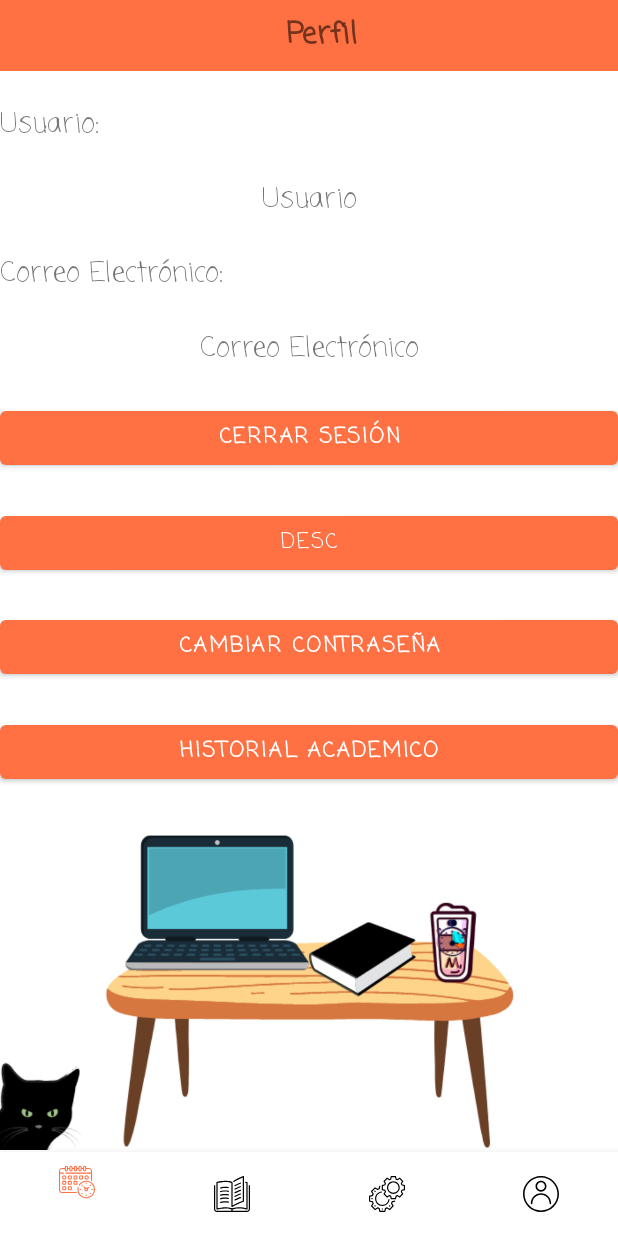
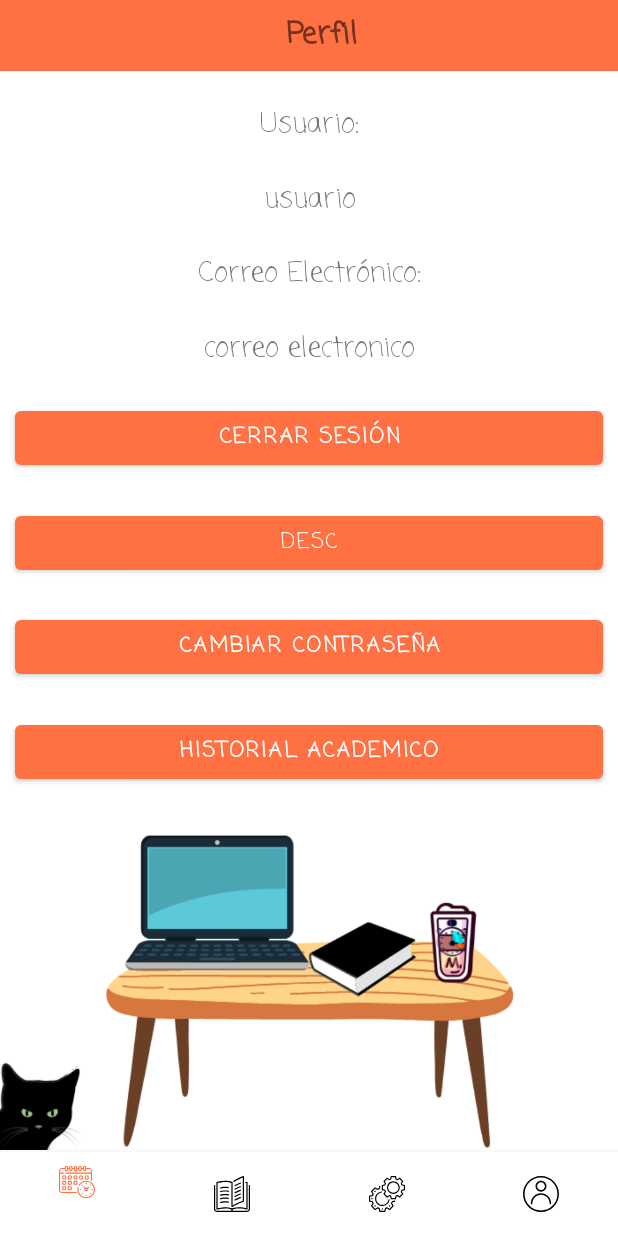
Before and after one commit to fernandoCV19/ProyectoMovil, an Android app: the fragment PerfilSesionFragment placed in its activity, on a phone screen of 412 x 824 dp. Run offline under Robolectric (Android 15) with nearby library versions, the phone set to English and light mode, and no system bars; our stand-ins replace Firebase (no records; nobody signed in at launch, a user with empty details on screens opened directly), Picasso; pictures from the network do not load.

Commit message:
perfil_responsive

```diff
--- a/Macchiato/app/src/main/res/layout/fragment_perfil_sesion.xml
+++ b/Macchiato/app/src/main/res/layout/fragment_perfil_sesion.xml
@@ -43,7 +43,10 @@
             android:id="@+id/nombreActual_id"
             android:layout_width="0dp"
             android:layout_height="wrap_content"
+            android:layout_marginStart="10dp"
+            android:layout_marginEnd="10dp"
             android:fontFamily="casual"
+            android:gravity="center"
             android:text="@string/textUsuario"
             android:textSize="@dimen/tamaño_letras_normales"
             app:layout_constraintBottom_toTopOf="@+id/usuarioActual_id"
@@ -55,9 +58,11 @@
             android:id="@+id/usuarioActual_id"
             android:layout_width="0dp"
             android:layout_height="wrap_content"
+            android:layout_marginStart="10dp"
+            android:layout_marginEnd="10dp"
             android:fontFamily="casual"
             android:gravity="center"
-            android:text="Usuario"
+            android:text="usuario"
             android:textSize="@dimen/tamaño_letras_normales"
             app:layout_constraintBottom_toTopOf="@+id/textView17"
             app:layout_constraintEnd_toEndOf="parent"
@@ -68,7 +73,10 @@
             android:id="@+id/textView17"
             android:layout_width="0dp"
             android:layout_height="wrap_content"
+            android:layout_marginStart="10dp"
+            android:layout_marginEnd="10dp"
             android:fontFamily="casual"
+            android:gravity="center"
             android:text="Correo Electrónico:"
             android:textSize="@dimen/tamaño_letras_normales"
             app:layout_constraintBottom_toTopOf="@+id/correoActual_id"
@@ -80,9 +88,11 @@
             android:id="@+id/correoActual_id"
             android:layout_width="0dp"
             android:layout_height="wrap_content"
+            android:layout_marginStart="10dp"
+            android:layout_marginEnd="10dp"
             android:fontFamily="casual"
             android:gravity="center"
-            android:text="Correo Electrónico"
+            android:text="correo electronico"
             android:textSize="@dimen/tamaño_letras_normales"
             app:layout_constraintBottom_toTopOf="@+id/buttonIniciarSesion"
             app:layout_constraintEnd_toEndOf="parent"
@@ -93,6 +103,8 @@
             android:id="@+id/buttonIniciarSesion"
             android:layout_width="0dp"
             android:layout_height="wrap_content"
+            android:layout_marginStart="10dp"
+            android:layout_marginEnd="10dp"
             android:fontFamily="casual"
             android:gravity="center"
             android:text="CERRAR SESIÓN"
@@ -107,6 +119,8 @@
             android:id="@+id/id_descargas"
             android:layout_width="0dp"
             android:layout_height="wrap_content"
+            android:layout_marginStart="10dp"
+            android:layout_marginEnd="10dp"
             android:fontFamily="casual"
             android:text="desc"
             android:textSize="@dimen/tamaño_letras_botones"
@@ -119,6 +133,8 @@
             android:id="@+id/buttonEditar"
             android:layout_width="0dp"
             android:layout_height="wrap_content"
+            android:layout_marginStart="10dp"
+            android:layout_marginEnd="10dp"
             android:fontFamily="casual"
             android:text="CAMBIAR CONTRASEÑA"
             android:textSize="@dimen/tamaño_letras_botones"
@@ -132,6 +148,8 @@
             android:id="@+id/buttonHistorial"
             android:layout_width="0dp"
             android:layout_height="wrap_content"
+            android:layout_marginStart="10dp"
+            android:layout_marginEnd="10dp"
             android:layout_marginBottom="220dp"
             android:fontFamily="casual"
             android:text="historial academico"
```
